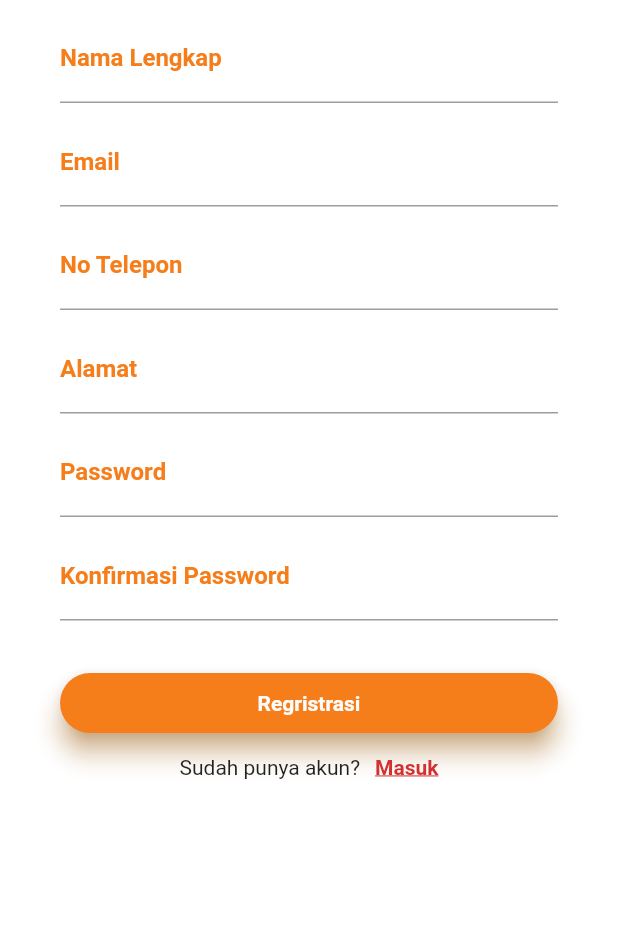
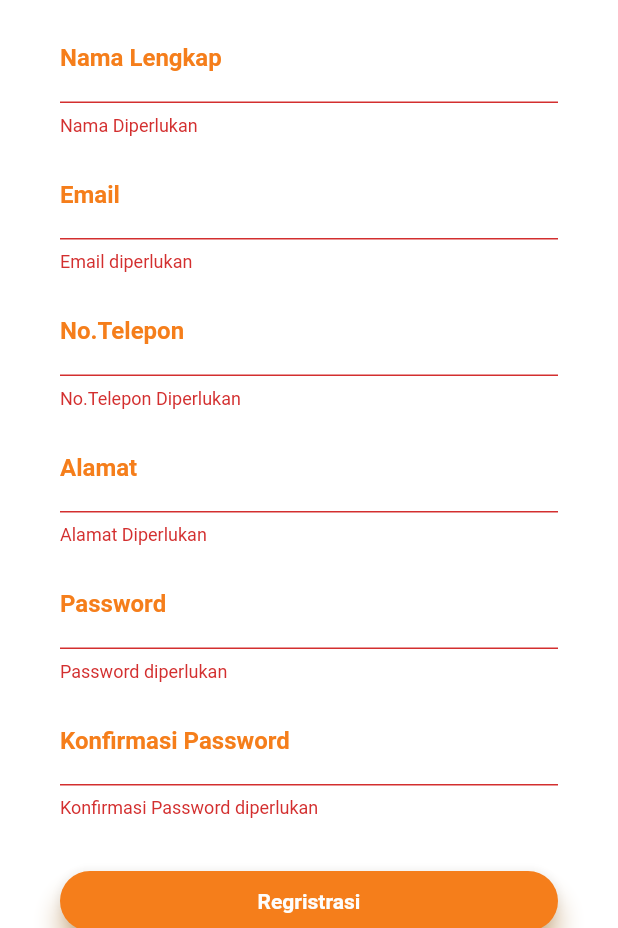
Before and after one commit to caenka/Pemrograman-Mobile, a Flutter app: the RegristrasiPage screen opened directly, after a tap on "Regristrasi", on a phone screen of 412 x 824 dp, the part 308-1236 px from its top. Run offline on Flutter 3.47's test engine with Material 2 defaults, Android fonts, the light colour scheme and no system bars; our stand-ins replace bubble_bottom_bar, email_validator, hexcolor, line_awesome_icons; Roboto replaces fonts that are missing (Montserrat).

Commit message:
Validasi Register

```diff
--- a/project/lib/screen/user/RegristrasiPage.dart
+++ b/project/lib/screen/user/RegristrasiPage.dart
@@ -1,11 +1,15 @@
+import 'package:email_validator/email_validator.dart';
 import 'package:flutter/cupertino.dart';
 import 'package:flutter/material.dart';
 import 'package:hexcolor/hexcolor.dart';
+import 'package:project/components/MyValidation.dart';
 
 // Project Dependency
 import 'package:project/variable/Colors.dart';
 // Component Dependency
 import 'package:project/components/MyContainer.dart';
+
+import 'UserIndex.dart';
 
 class RegristrasiPage extends StatefulWidget {
   @override
@@ -13,6 +17,14 @@ class RegristrasiPage extends StatefulWidget {
 }
 
 class _RegristrasiPageState extends State<RegristrasiPage> {
+  TextEditingController inputan= new TextEditingController();
+  final GlobalKey<FormState> _formKey = GlobalKey<FormState>();
+
+  String nama;
+  String email;
+  String telepon;
+  String alamat;
+  String password;
   @override
   Widget build(BuildContext context) {
     return Scaffold(
@@ -30,96 +42,144 @@ class _RegristrasiPageState extends State<RegristrasiPage> {
               ),
               Container(
                 padding: EdgeInsets.only(top:5.0, left: 20.0, right: 20.0, bottom: 20.0),
+                child: Form(
+                  key: _formKey,
                   child: Column(
                     children: <Widget>[
-                    TextField(
-                      decoration: InputDecoration(
-                          labelText: 'Nama Lengkap',
-                          labelStyle: TextStyle(
-                              fontFamily: 'Montserrat',
-                              fontWeight: FontWeight.bold,
-                              color: HexColor(hex_darkorange)
+                      MyValidation(
+                        label: "Nama Lengkap",
+                        hint:"Nama Lengkap",
+                        validate: (String value){
+                          if (value.isEmpty){
+                            return "Nama Diperlukan";
+                          }else{
+                            return null;
+                          }
+                        },
+                        change: (String value){
+                          nama = value;
+                        },
                       ),
-                          focusedBorder: UnderlineInputBorder(
-                              borderSide: BorderSide(color: HexColor(hex_dark))
-                          )
-                      ),
+                      // TextField(
+                      //   decoration: InputDecoration(
+                      //       labelText: 'Nama Lengkap',
+                      //       labelStyle: TextStyle(
+                      //           fontFamily: 'Montserrat',
+                      //           fontWeight: FontWeight.bold,
+                      //           color: HexColor(hex_darkorange)
+                      //       ),
+                      //       focusedBorder: UnderlineInputBorder(
+                      //           borderSide: BorderSide(color: HexColor(hex_dark))
+                      //       )
+                      //   ),
+                      // ),
+                      SizedBox(height: 10.0),
+                      MyValidation(
+                        label: "Email",
+                        hint:"email@example.com",
+                        validate: (String value){
+                          if (value.isEmpty){
+                            return "Email diperlukan";
+                          }else if (!EmailValidator.validate(value)){
+                            return "Email TIdak Valid";
+                          }else{
+                            return null;
+                          }
+                        },
+                        change: (String value){
+                          email = value;
+                        },
                       ),
                       SizedBox(height: 10.0),
-                    TextField(
-                      decoration: InputDecoration(
-                          labelText: 'Email',
-                          labelStyle: TextStyle(
-                              fontFamily: 'Montserrat',
-                              fontWeight: FontWeight.bold,
-                              color: HexColor(hex_darkorange)
+                      MyValidation(
+                        label: "No.Telepon",
+                        hint:"081234567890",
+                        validate: (String value){
+                          if (value.isEmpty){
+                            return "No.Telepon Diperlukan";
+                          }else{
+                            return null;
+                          }
+                        },
+                        change: (String value){
+                          telepon = value;
+                        },
                       ),
-                          focusedBorder: UnderlineInputBorder(
-                              borderSide: BorderSide(color: HexColor(hex_dark))
-                          )
-                      ),
-
+                      // TextField(
+                      //   decoration: InputDecoration(
+                      //       labelText: 'No Telepon',
+                      //       labelStyle: TextStyle(
+                      //           fontFamily: 'Montserrat',
+                      //           fontWeight: FontWeight.bold,
+                      //           color: HexColor(hex_darkorange)
+                      //       ),
+                      //       focusedBorder: UnderlineInputBorder(
+                      //           borderSide: BorderSide(color: HexColor(hex_dark))
+                      //       )
+                      //   ),
+                      //
+                      // ),
+                      SizedBox(height: 10.0),
+                      MyValidation(
+                        label: "Alamat",
+                        hint:"Alamat",
+                        validate: (String value){
+                          if (value.isEmpty){
+                            return "Alamat Diperlukan";
+                          }else{
+                            return null;
+                          }
+                        },
+                        change: (String value){
+                          alamat = value;
+                        },
                       ),
                       SizedBox(height: 10.0),
-                    TextField(
-                      decoration: InputDecoration(
-                          labelText: 'No Telepon',
-                          labelStyle: TextStyle(
-                              fontFamily: 'Montserrat',
-                              fontWeight: FontWeight.bold,
-                              color: HexColor(hex_darkorange)
-                          ),
-                          focusedBorder: UnderlineInputBorder(
-                              borderSide: BorderSide(color: HexColor(hex_dark))
-                          )
-                      ),
-
+                      MyValidation(
+                        label: "Password",
+                        hint:"Password",
+                        isPassword: true,
+                        validate: (String value){
+                          if (value.isEmpty){
+                            return "Password diperlukan";
+                          } else {
+                            return null;
+                          }
+                        },
+                        change: (String value){
+                          password = value;
+                        },
                       ),
                       SizedBox(height: 10.0),
-                    TextField(
-                      decoration: InputDecoration(
-                          labelText: 'Alamat',
-                          labelStyle: TextStyle(
-                              fontFamily: 'Montserrat',
-                              fontWeight: FontWeight.bold,
-                              color: HexColor(hex_darkorange)
+                      MyValidation(
+                        label: "Konfirmasi Password",
+                        hint:"Konfirmasi Password",
+                        isPassword: true,
+                        validate: (String value){
+                          if (value.isEmpty){
+                            return "Konfirmasi Password diperlukan";
+                          } else {
+                            return null;
+                          }
+                        },
+                        change: (String value){
+                          password = value;
+                        },
                       ),
-                          focusedBorder: UnderlineInputBorder(
-                              borderSide: BorderSide(color: HexColor(hex_dark))
-                          )
-                      ),
-
-                    ),
-                    SizedBox(height: 10.0),
-                    TextField(
-                      decoration: InputDecoration(
-                          labelText: 'Password',
-                          labelStyle: TextStyle(
-                              fontFamily: 'Montserrat',
-                              fontWeight: FontWeight.bold,
-                              color: HexColor(hex_darkorange)
-                          ),
-                          focusedBorder: UnderlineInputBorder(
-                              borderSide: BorderSide(color: HexColor(hex_dark))
-                          )
-                      ),
-                      obscureText: true,
-                    ),
-                    SizedBox(height: 10.0),
-                    TextField(
-                      decoration: InputDecoration(
-                          labelText: 'Konfirmasi Password',
-                          labelStyle: TextStyle(
-                              fontFamily: 'Montserrat',
-                              fontWeight: FontWeight.bold,
-                              color: HexColor(hex_darkorange)
-                          ),
-                          focusedBorder: UnderlineInputBorder(
-                              borderSide: BorderSide(color: HexColor(hex_dark))
-                          )
-                      ),
-                      obscureText: true,
-                    ),
+                      // TextField(
+                      //   decoration: InputDecoration(
+                      //       labelText: 'Konfirmasi Password',
+                      //       labelStyle: TextStyle(
+                      //           fontFamily: 'Montserrat',
+                      //           fontWeight: FontWeight.bold,
+                      //           color: HexColor(hex_darkorange)
+                      //       ),
+                      //       focusedBorder: UnderlineInputBorder(
+                      //           borderSide: BorderSide(color: HexColor(hex_dark))
+                      //       )
+                      //   ),
+                      //   obscureText: true,
+                      // ),
                       SizedBox(height: 35.0),
                       Container(
                         height: 40.0,
@@ -129,7 +189,11 @@ class _RegristrasiPageState extends State<RegristrasiPage> {
                           color: HexColor(hex_darkorange),
                           elevation: 7.0,
                           child: GestureDetector(
-                            onTap: () {},
+                              onTap: () {
+                                if (_formKey.currentState.validate()){
+                                  Navigator.push(context, new MaterialPageRoute(builder: (context) => UserIndex()));
+                                }
+                              },
                               child: Center(
                                 child: Text('Regristrasi', style: TextStyle(
                                     color: HexColor(hex_light),
@@ -166,6 +230,7 @@ class _RegristrasiPageState extends State<RegristrasiPage> {
                     ],
                   ),
                 ),
+              ),
             ],
         ),
       ),
```
Lines whose indentation alone changed are shown as unchanged.
